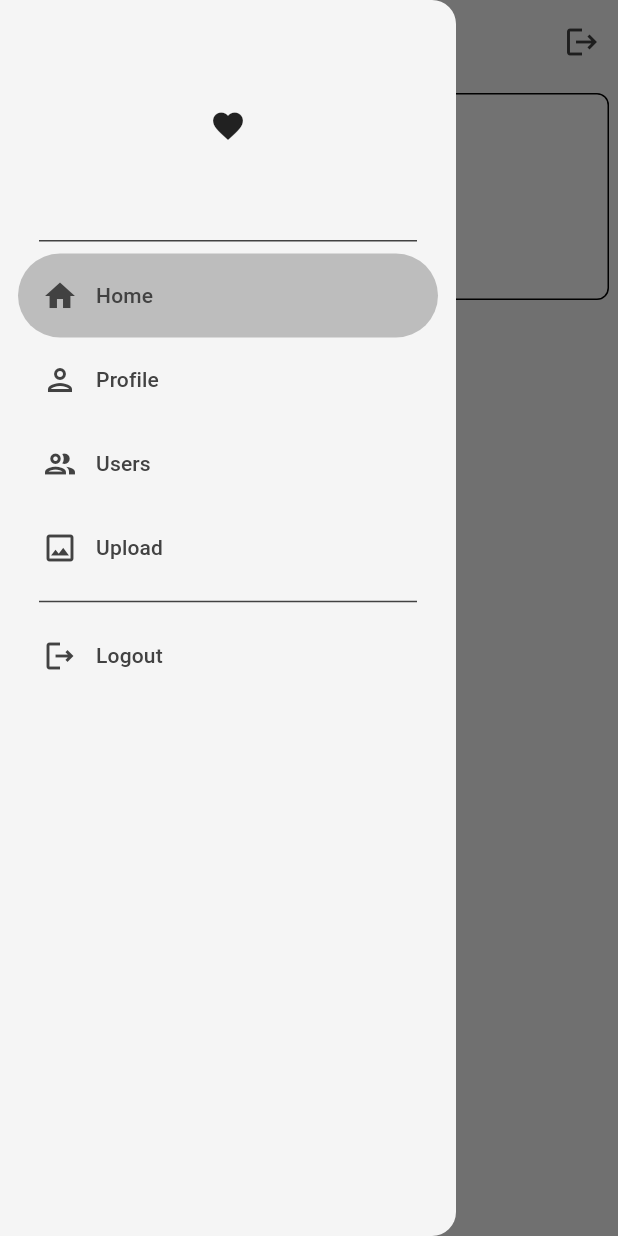
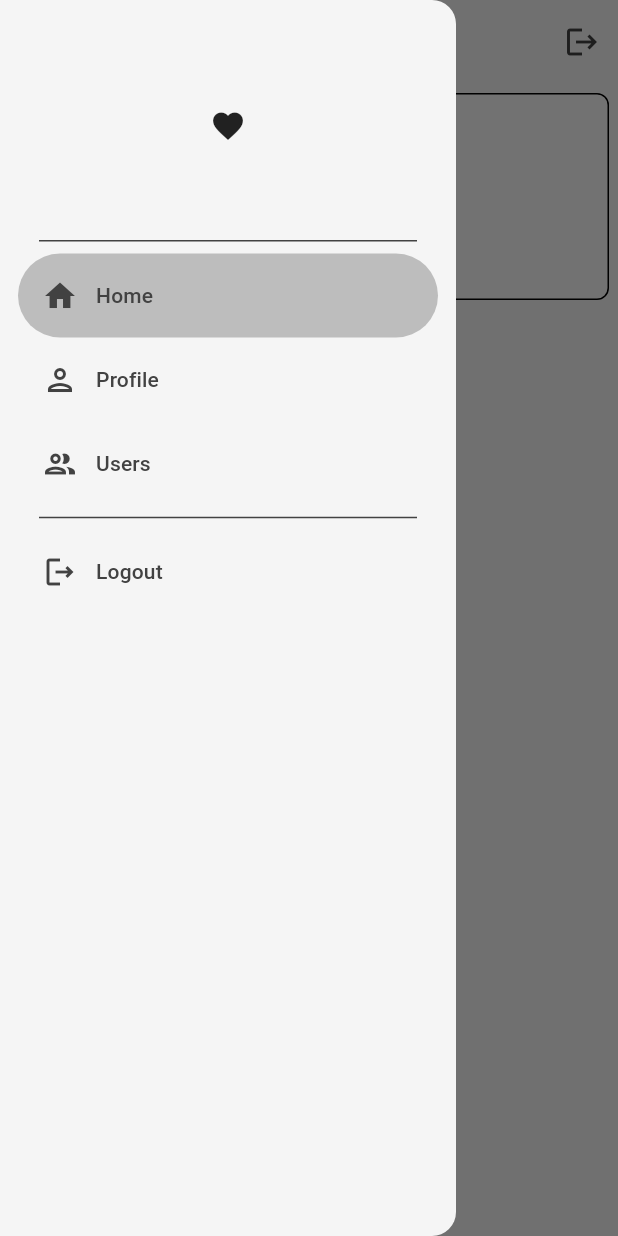
Before and after one commit to elnaddar/firebase_auth_crud_social_media_app, a Flutter app: the screen it shows once a user with an empty profile is signed in, in the side drawer, after a tap on "Home", on a phone screen of 412 x 824 dp. Run offline on Flutter 3.47's test engine with Material 3 defaults, Android fonts, the phone set to English and light mode, and no system bars; our stand-ins replace cached_network_image, cloud_firestore, firebase_auth, firebase_core, firebase_storage, flutter_bloc and 4 more; missing offline and left inert: form_map, universal_html; accounts and stored records are empty.

Commit message:
deleted unwnated route in app drawer

```diff
--- a/lib/components/app_drawer.dart
+++ b/lib/components/app_drawer.dart
@@ -33,11 +33,6 @@ class AppDrawer extends StatelessWidget {
           selectedIcon: Icon(Icons.group),
           label: Text("Users"),
         ),
-        NavigationDrawerDestination(
-          icon: Icon(Icons.image_outlined),
-          selectedIcon: Icon(Icons.image),
-          label: Text("Upload"),
-        ),
         Divider(
           indent: 26,
           endIndent: 26,
@@ -59,8 +54,6 @@ class AppDrawer extends StatelessWidget {
         context.push("/profile");
       case 2:
         context.go("/users");
-      case 3:
-        context.go("/image_uploader");
       case 4:
         context.go("/logout");
     }
```
